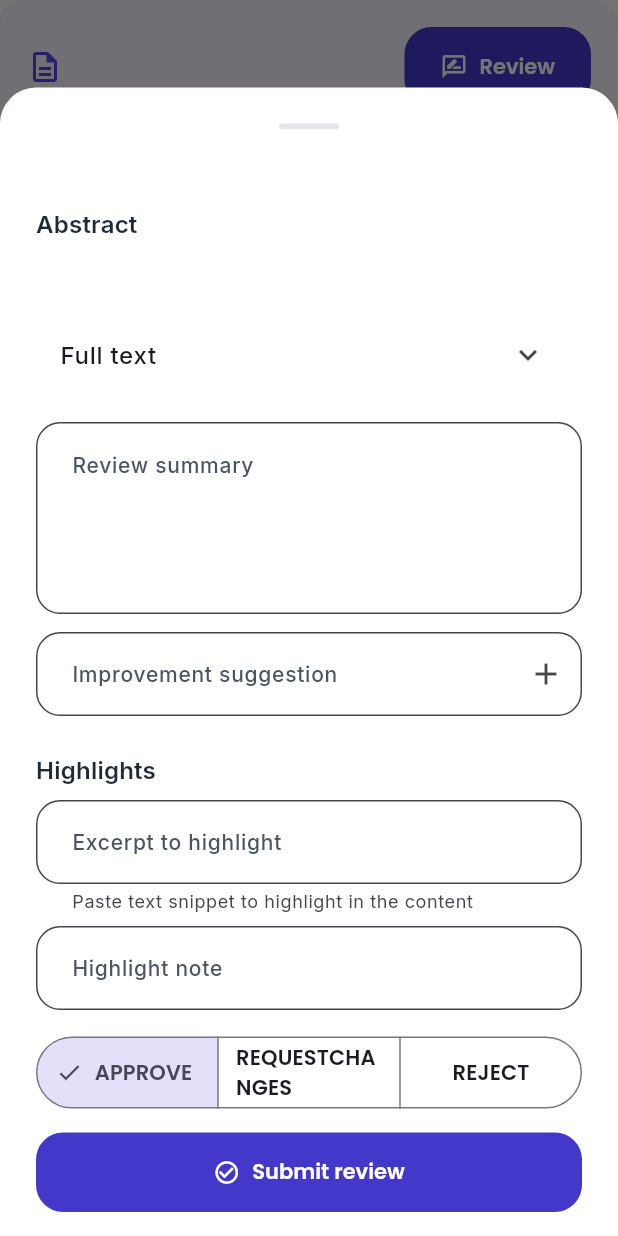
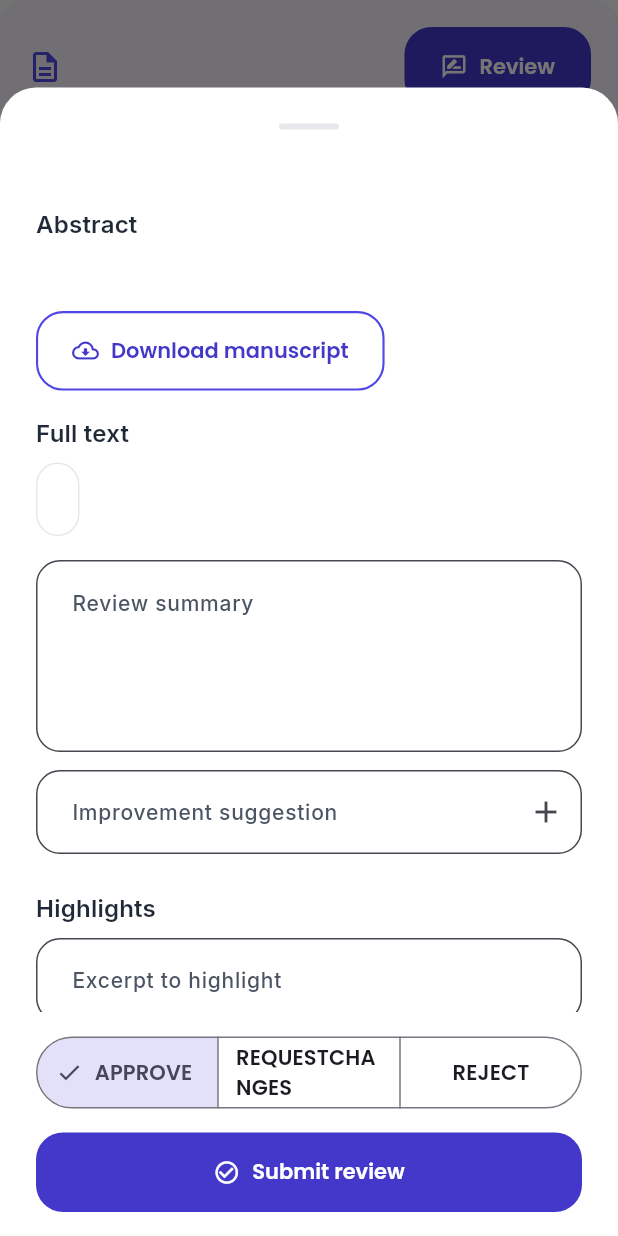
Before and after one commit to nishantsir57/research-management, a Flutter app: the _AssignmentCard widget shown alone on an empty page, opened directly with empty values, after a tap on "Review", on a phone screen of 412 x 824 dp. Run offline on Flutter 3.47's test engine with Material 3 defaults, Android fonts, the phone set to English and light mode, and no system bars; our stand-ins replace cloud_firestore, cloud_functions, confetti, file_picker, firebase_auth, firebase_core and 7 more; accounts and stored records are empty.

Commit message:
Release web1

```diff
--- a/lib/features/review/presentation/reviewer/reviewer_assigned_page.dart
+++ b/lib/features/review/presentation/reviewer/reviewer_assigned_page.dart
@@ -2,6 +2,7 @@ import 'dart:math';
 
 import 'package:flutter/material.dart';
 import 'package:get/get.dart';
+import 'package:url_launcher/url_launcher.dart';
 
 import '../../../../core/constants/app_colors.dart';
 import '../../../../data/models/research_paper.dart';
@@ -102,6 +103,14 @@ class _AssignmentCard extends StatelessWidget {
                 ),
               ),
             ],
+            if (paper.fileUrl != null) ...[
+              const SizedBox(height: 12),
+              OutlinedButton.icon(
+                onPressed: () => _openFile(context, paper.fileUrl!),
+                icon: const Icon(Icons.cloud_download_outlined),
+                label: const Text('Download manuscript'),
+              ),
+            ],
           ],
         ),
       ),
@@ -200,19 +209,38 @@ class _AssignmentCard extends StatelessWidget {
                               paper.abstractText,
                               style: Theme.of(context).textTheme.bodyMedium?.copyWith(height: 1.6),
                             ),
+                            if (paper.fileUrl != null) ...[
+                              const SizedBox(height: 16),
+                              OutlinedButton.icon(
+                                onPressed: () => _openFile(context, paper.fileUrl!),
+                                icon: const Icon(Icons.cloud_download_outlined),
+                                label: const Text('Download manuscript'),
+                              ),
+                            ],
                             if (paper.content != null) ...[
                               const SizedBox(height: 16),
-                              ExpansionTile(
-                                title: const Text('Full text'),
-                                children: [
-                                  Text(
-                                    paper.content!,
-                                    style: Theme.of(context)
-                                        .textTheme
-                                        .bodySmall
-                                        ?.copyWith(height: 1.6),
+                              Text('Full text', style: Theme.of(context).textTheme.titleMedium),
+                              const SizedBox(height: 8),
+                              Container(
+                                constraints: const BoxConstraints(maxHeight: 260),
+                                padding: const EdgeInsets.all(12),
+                                decoration: BoxDecoration(
+                                  borderRadius: BorderRadius.circular(16),
+                                  border: Border.all(color: AppColors.gray200),
+                                  color: Colors.white,
+                                ),
+                                child: Scrollbar(
+                                  thumbVisibility: true,
+                                  child: SingleChildScrollView(
+                                    child: SelectableText(
+                                      paper.content!,
+                                      style: Theme.of(context)
+                                          .textTheme
+                                          .bodySmall
+                                          ?.copyWith(height: 1.6),
+                                    ),
                                   ),
-                                ],
+                                ),
                               ),
                             ],
                             const SizedBox(height: 16),
@@ -378,4 +406,15 @@ class _AssignmentCard extends StatelessWidget {
       },
     );
   }
+
+  Future<void> _openFile(BuildContext context, String url) async {
+    final uri = Uri.parse(url);
+    if (!await launchUrl(uri, mode: LaunchMode.externalApplication)) {
+      if (context.mounted) {
+        ScaffoldMessenger.of(context).showSnackBar(
+          const SnackBar(content: Text('Unable to open file')),
+        );
+      }
+    }
+  }
 }
```
Also changed, not shown: lib/features/submissions/presentation/paper_detail_page.dart (+36 -1 lines), lib/features/submissions/presentation/published_wall_page.dart (+26 -0 lines), firebase.json.
